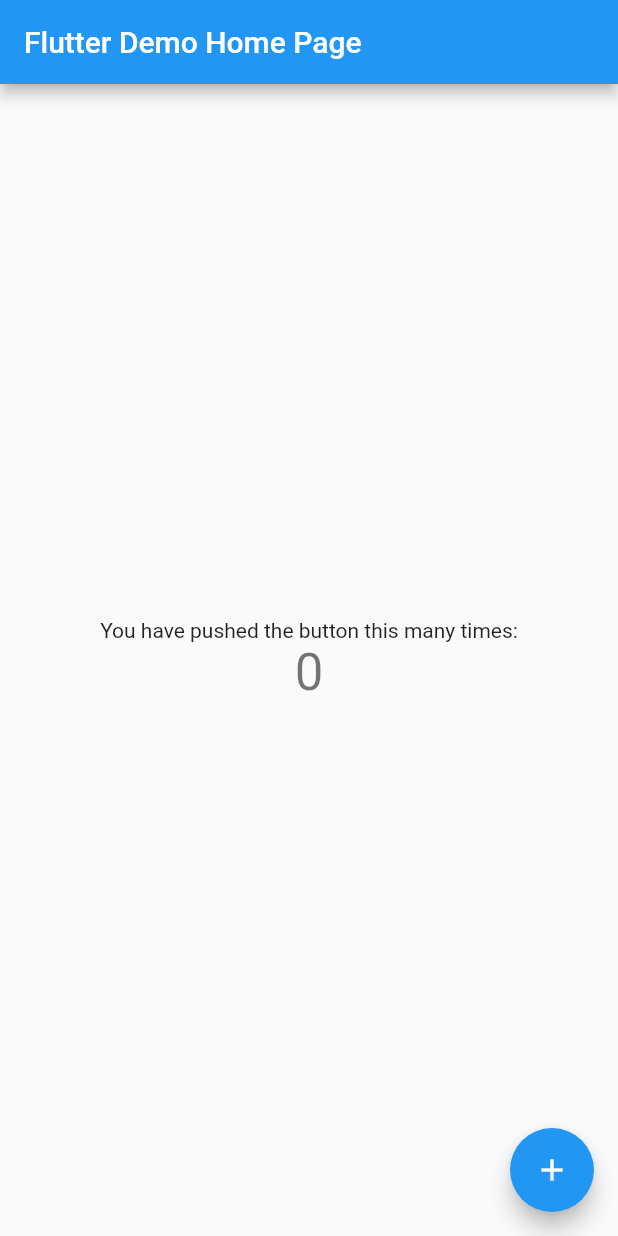
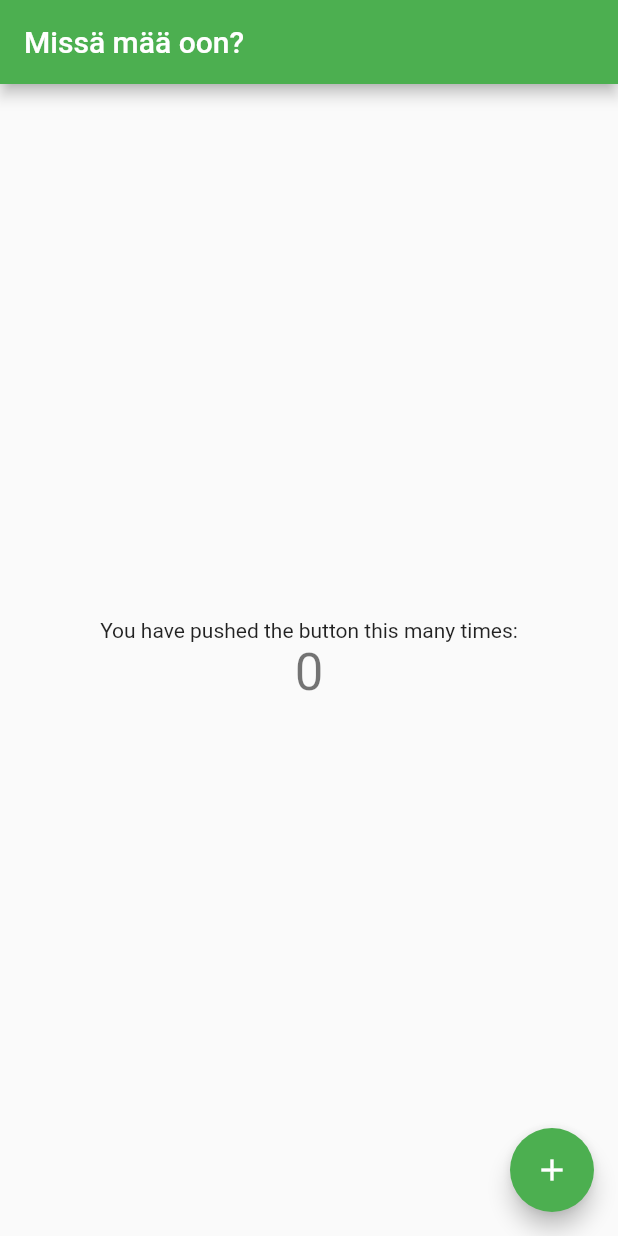
Before and after one commit to areee/missa_maa_oon, a Flutter app: the screen it shows after launch, on a phone screen of 412 x 824 dp. Run offline on Flutter 3.47's test engine with Material 2 defaults, Android fonts, the phone set to English and light mode, and no system bars.

Commit message:
Remove unnecessary comments & rename the file name

```diff
--- a/lib/main.dart
+++ b/lib/main.dart
@@ -7,40 +7,23 @@ void main() {
 class MyApp extends StatelessWidget {
   const MyApp({super.key});
 
-  // This widget is the root of your application.
+  static const appName = 'Missä mää oon?';
+
   @override
   Widget build(BuildContext context) {
     return MaterialApp(
-      title: 'Flutter Demo',
+      debugShowCheckedModeBanner: false,
+      title: appName,
       theme: ThemeData(
-        // This is the theme of your application.
-        //
-        // Try running your application with "flutter run". You'll see the
-        // application has a blue toolbar. Then, without quitting the app, try
-        // changing the primarySwatch below to Colors.green and then invoke
-        // "hot reload" (press "r" in the console where you ran "flutter run",
-        // or simply save your changes to "hot reload" in a Flutter IDE).
-        // Notice that the counter didn't reset back to zero; the application
-        // is not restarted.
-        primarySwatch: Colors.blue,
+        primarySwatch: Colors.green,
       ),
-      home: const MyHomePage(title: 'Flutter Demo Home Page'),
+      home: const MyHomePage(title: appName),
     );
   }
 }
 
 class MyHomePage extends StatefulWidget {
   const MyHomePage({super.key, required this.title});
-
-  // This widget is the home page of your application. It is stateful, meaning
-  // that it has a State object (defined below) that contains fields that affect
-  // how it looks.
-
-  // This class is the configuration for the state. It holds the values (in this
-  // case the title) provided by the parent (in this case the App widget) and
-  // used by the build method of the State. Fields in a Widget subclass are
-  // always marked "final".
-
   final String title;
 
   @override
@@ -52,47 +35,18 @@ class _MyHomePageState extends State<MyHomePage> {
 
   void _incrementCounter() {
     setState(() {
-      // This call to setState tells the Flutter framework that something has
-      // changed in this State, which causes it to rerun the build method below
-      // so that the display can reflect the updated values. If we changed
-      // _counter without calling setState(), then the build method would not be
-      // called again, and so nothing would appear to happen.
       _counter++;
     });
   }
 
   @override
   Widget build(BuildContext context) {
-    // This method is rerun every time setState is called, for instance as done
-    // by the _incrementCounter method above.
-    //
-    // The Flutter framework has been optimized to make rerunning build methods
-    // fast, so that you can just rebuild anything that needs updating rather
-    // than having to individually change instances of widgets.
     return Scaffold(
       appBar: AppBar(
-        // Here we take the value from the MyHomePage object that was created by
-        // the App.build method, and use it to set our appbar title.
         title: Text(widget.title),
       ),
       body: Center(
-        // Center is a layout widget. It takes a single child and positions it
-        // in the middle of the parent.
         child: Column(
-          // Column is also a layout widget. It takes a list of children and
-          // arranges them vertically. By default, it sizes itself to fit its
-          // children horizontally, and tries to be as tall as its parent.
-          //
-          // Invoke "debug painting" (press "p" in the console, choose the
-          // "Toggle Debug Paint" action from the Flutter Inspector in Android
-          // Studio, or the "Toggle Debug Paint" command in Visual Studio Code)
-          // to see the wireframe for each widget.
-          //
-          // Column has various properties to control how it sizes itself and
-          // how it positions its children. Here we use mainAxisAlignment to
-          // center the children vertically; the main axis here is the vertical
-          // axis because Columns are vertical (the cross axis would be
-          // horizontal).
           mainAxisAlignment: MainAxisAlignment.center,
           children: <Widget>[
             const Text(
@@ -109,7 +63,7 @@ class _MyHomePageState extends State<MyHomePage> {
         onPressed: _incrementCounter,
         tooltip: 'Increment',
         child: const Icon(Icons.add),
-      ), // This trailing comma makes auto-formatting nicer for build methods.
+      ),
     );
   }
 }
```
Also changed, not shown: pubspec.yaml (+3 -72 lines), 8 other files.
